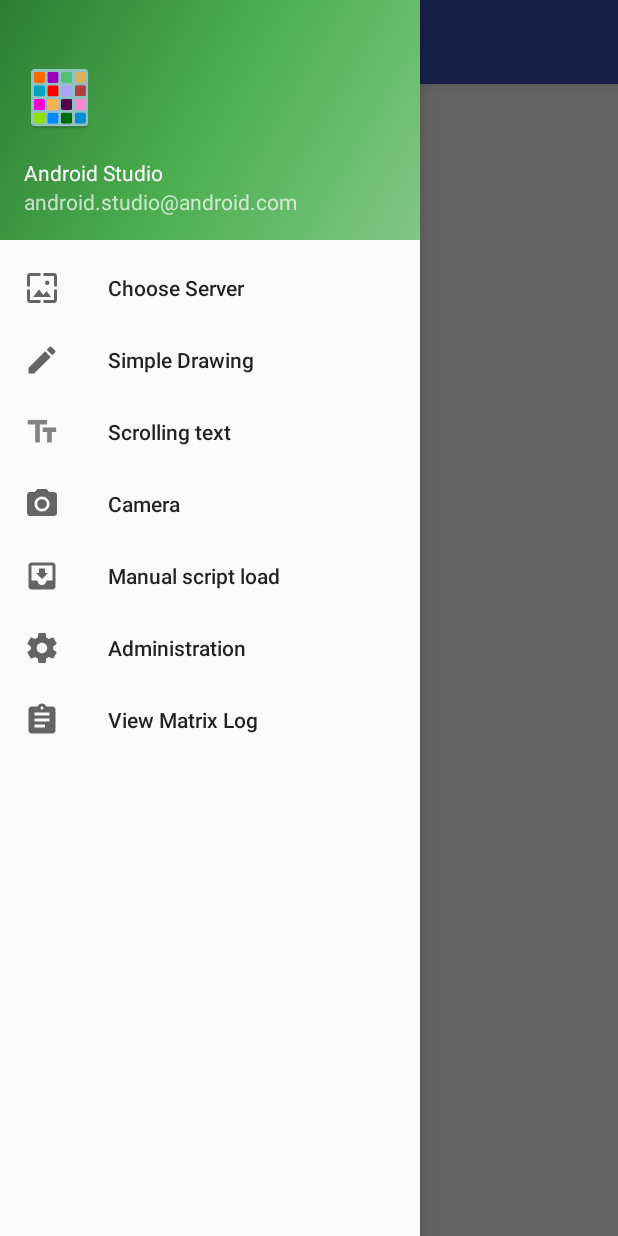
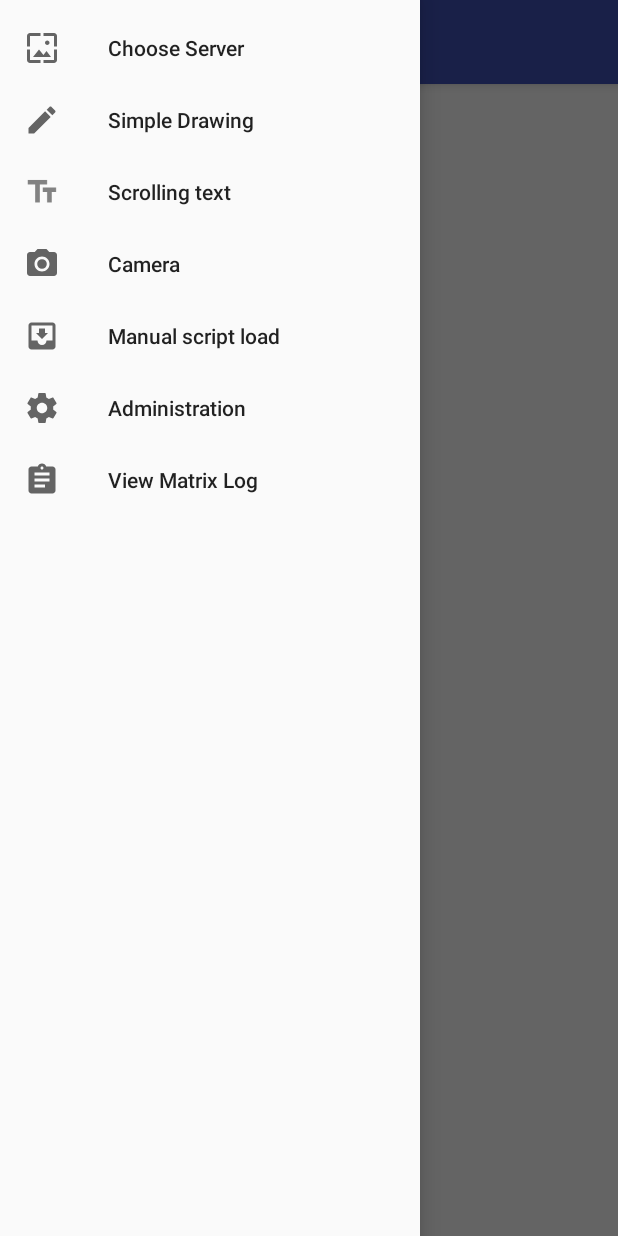
Before and after one commit to enra64/iot-ledmatrix, an Android app: the screen it shows after launch (MainActivity), with the side drawer open, on a phone screen of 412 x 824 dp. Run offline under Robolectric (Android 15) with nearby library versions, the phone set to English and light mode, and no system bars; 1 statement that could not run was skipped.

Commit message:
removed navdrawer header. no use in our case, no desire to style it...

```diff
--- a/client-android/MatLedControl/app/src/main/res/drawable/side_nav_bar.xml
+++ /dev/null
@@ -1,9 +0,0 @@
-<shape xmlns:android="http://schemas.android.com/apk/res/android"
-    android:shape="rectangle">
-    <gradient
-        android:angle="135"
-        android:centerColor="#4CAF50"
-        android:endColor="#2E7D32"
-        android:startColor="#81C784"
-        android:type="linear" />
-</shape>
--- a/client-android/MatLedControl/app/src/main/res/layout/activity_main.xml
+++ b/client-android/MatLedControl/app/src/main/res/layout/activity_main.xml
@@ -19,7 +19,6 @@
         android:layout_height="match_parent"
         android:layout_gravity="start"
         android:fitsSystemWindows="true"
-        app:headerLayout="@layout/nav_header_main"
         app:menu="@menu/activity_main_drawer" />
 
 </android.support.v4.widget.DrawerLayout>
--- a/client-android/MatLedControl/app/src/main/res/layout/nav_header_main.xml
+++ /dev/null
@@ -1,34 +0,0 @@
-<?xml version="1.0" encoding="utf-8"?>
-<LinearLayout xmlns:android="http://schemas.android.com/apk/res/android"
-    xmlns:app="http://schemas.android.com/apk/res-auto"
-    android:layout_width="match_parent"
-    android:layout_height="@dimen/nav_header_height"
-    android:background="@drawable/side_nav_bar"
-    android:gravity="bottom"
-    android:orientation="vertical"
-    android:paddingBottom="@dimen/activity_vertical_margin"
-    android:paddingLeft="@dimen/activity_horizontal_margin"
-    android:paddingRight="@dimen/activity_horizontal_margin"
-    android:paddingTop="@dimen/activity_vertical_margin"
-    android:theme="@style/ThemeOverlay.AppCompat.Dark">
-
-    <ImageView
-        android:id="@+id/imageView"
-        android:layout_width="wrap_content"
-        android:layout_height="wrap_content"
-        android:paddingTop="@dimen/nav_header_vertical_spacing"
-        app:srcCompat="@mipmap/ic_launcher" />
-
-    <TextView
-        android:layout_width="match_parent"
-        android:layout_height="wrap_content"
-        android:paddingTop="@dimen/nav_header_vertical_spacing"
-        android:text="Android Studio"
-        android:textAppearance="@style/TextAppearance.AppCompat.Body1" />
-
-    <TextView
-        android:id="@+id/textView"
-        android:layout_width="wrap_content"
-        android:layout_height="wrap_content"
-        android:text="android.studio@android.com" />
-</LinearLayout>
--- a/client-android/MatLedControl/app/src/main/res/values/dimens.xml
+++ b/client-android/MatLedControl/app/src/main/res/values/dimens.xml
@@ -3,6 +3,5 @@
     <dimen name="activity_horizontal_margin">16dp</dimen>
     <dimen name="activity_vertical_margin">16dp</dimen>
     <dimen name="nav_header_vertical_spacing">16dp</dimen>
-    <dimen name="nav_header_height">160dp</dimen>
     <dimen name="fab_margin">16dp</dimen>
 </resources>
```
